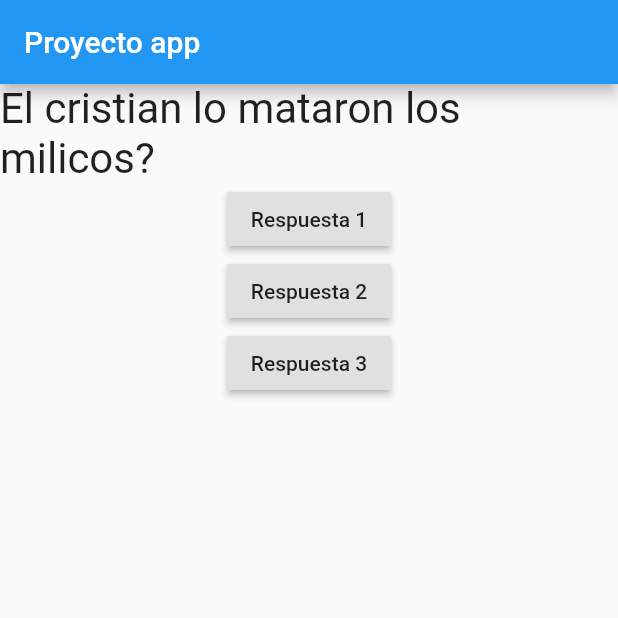
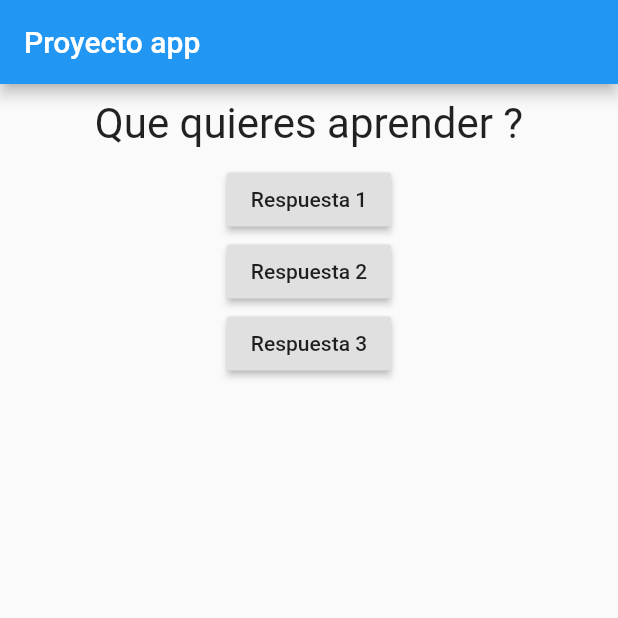
Before and after one commit to felipepizarro-osd/LWY, a Flutter app: the screen it shows after launch, on a phone screen of 412 x 824 dp, the top half of it. Run offline on Flutter 3.47's test engine with Material 2 defaults, Android fonts, the phone set to English and light mode, and no system bars.

Commit message:
SECOND COMMIT

```diff
--- a/lib/main.dart
+++ b/lib/main.dart
@@ -23,10 +23,7 @@ class _MyAppState extends State<MyApp> {
   }
 
   Widget build(BuildContext context) {
-    var question = [
-      'El cristian lo mataron los milicos?',
-      'Cual es tu animal Favorito'
-    ];
+    var question = ['Que quieres aprender ?', 'Cual es tu area favorita ?'];
     return MaterialApp(
       home: Scaffold(
         appBar: AppBar(
--- a/lib/question.dart
+++ b/lib/question.dart
@@ -7,6 +7,14 @@ class Question extends StatelessWidget {
 
   @override
   Widget build(BuildContext context) {
-    return Text(questionText, style: TextStyle(fontSize: 28));
+    return Container(
+      width: double.infinity,
+      margin: EdgeInsets.all(10),
+      child: Text(
+        questionText,
+        style: TextStyle(fontSize: 28),
+        textAlign: TextAlign.center,
+      ),
+    );
   }
 }
```
